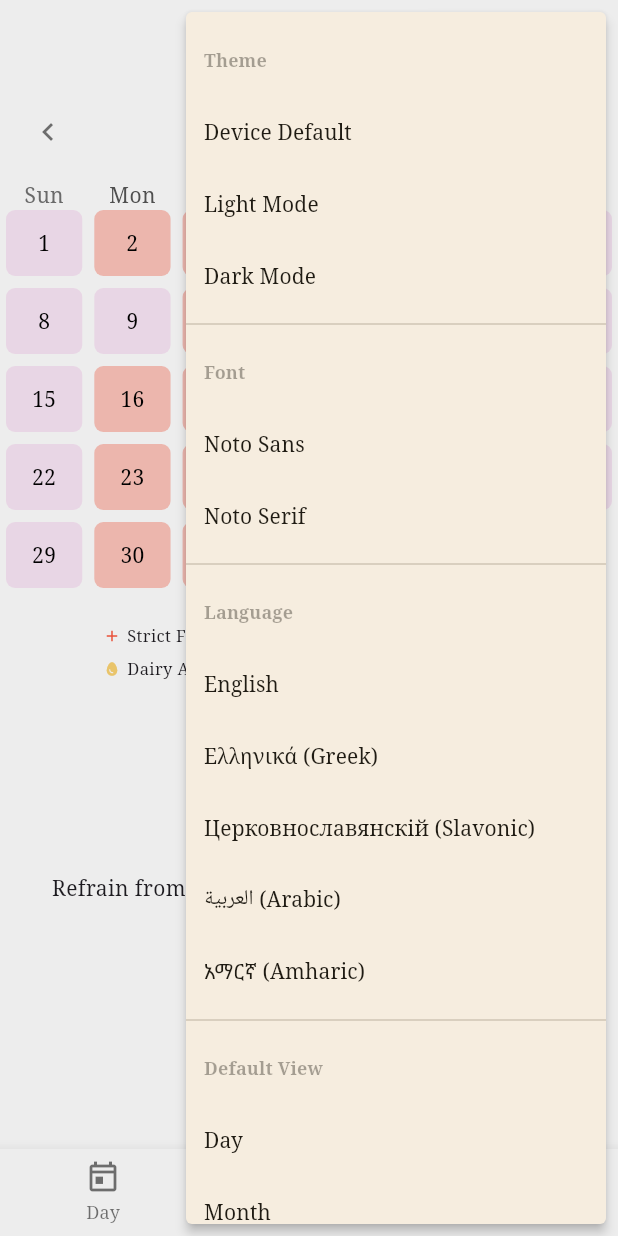
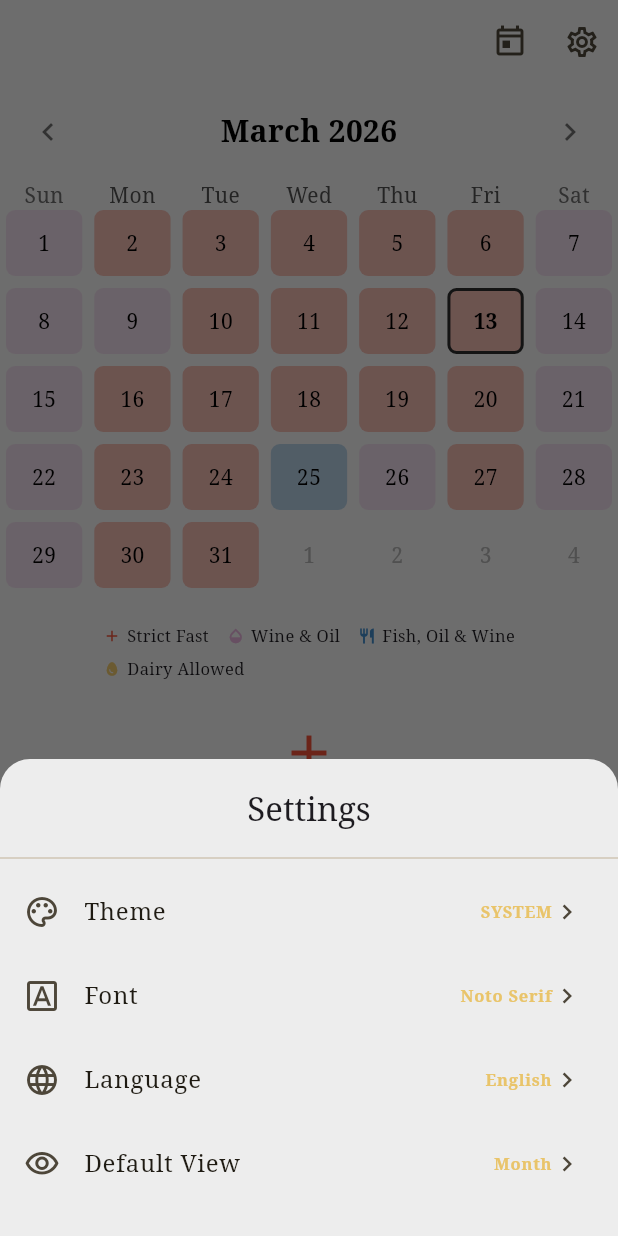
Before and after one commit to d3metrious/OrthodoxFastingCalender, a Flutter app: the screen it shows after launch, item 2 of the bottom bar chosen, after a tap on the "settings" icon, on a phone screen of 412 x 824 dp. Run offline on Flutter 3.47's test engine with Material 3 defaults, Android fonts, the phone set to English and light mode, and no system bars; drawn by our look-alikes of table_calendar; our stand-ins replace google_fonts, shared_preferences.

Commit message:
User settings layout change

```diff
--- a/lib/pages/calendar_page.dart
+++ b/lib/pages/calendar_page.dart
@@ -27,7 +27,6 @@ class _CalendarPageState extends State<CalendarPage> {
   @override
   void initState() {
     super.initState();
-    // Initialize with the saved default tab
     _currentIndex = themeService.defaultTabIndex;
     _pageController = PageController(initialPage: _currentIndex);
     _selectedDay = _focusedDay;
@@ -61,6 +60,139 @@ class _CalendarPageState extends State<CalendarPage> {
     return 'en';
   }
 
+  void _showSettings(BuildContext context, AppStrings s, bool isDarkMode) {
+    showModalBottomSheet(
+      context: context,
+      backgroundColor: isDarkMode ? AppColors.fastingBackgroundDark : AppColors.fastingBackgroundLight,
+      shape: const RoundedRectangleBorder(
+        borderRadius: BorderRadius.vertical(top: Radius.circular(20)),
+      ),
+      builder: (context) {
+        return ListenableBuilder(
+          listenable: Listenable.merge([themeService, languageService]),
+          builder: (context, _) {
+            return SafeArea(
+              child: Padding(
+                padding: const EdgeInsets.symmetric(vertical: 20),
+                child: Column(
+                  mainAxisSize: MainAxisSize.min,
+                  children: [
+                    Text(s.settings, style: Theme.of(context).textTheme.titleLarge),
+                    const SizedBox(height: 10),
+                    const Divider(),
+
+                    // Theme Setting
+                    _buildSettingTile(
+                      icon: Icons.palette_outlined,
+                      title: s.theme,
+                      currentValue: themeService.themeMode.name.toUpperCase(),
+                      onTap: () => _showOptions<ThemeMode>(
+                        context, s.theme, ThemeMode.values, (m) => themeService.setThemeMode(m),
+                        (m) => m.name.toUpperCase()
+                      ),
+                    ),
+
+                    // Font Setting
+                    _buildSettingTile(
+                      icon: Icons.font_download_outlined,
+                      title: s.font,
+                      currentValue: themeService.appFont.displayName,
+                      onTap: () => _showOptions<AppFont>(
+                        context, s.font, AppFont.values, (f) => themeService.setFont(f),
+                        (f) => f.displayName
+                      ),
+                    ),
+
+                    // Language Setting
+                    _buildSettingTile(
+                      icon: Icons.language_outlined,
+                      title: s.language,
+                      currentValue: languageService.language.displayName,
+                      onTap: () => _showOptions<AppLanguage>(
+                        context, s.language, AppLanguage.values, (l) => languageService.setLanguage(l),
+                        (l) => l.displayName
+                      ),
+                    ),
+
+                    // Default View Setting
+                    _buildSettingTile(
+                      icon: Icons.visibility_outlined,
+                      title: s.defaultView,
+                      currentValue: _currentIndexName(s),
+                      onTap: () => _showOptions<int>(
+                        context, s.defaultView, [0, 1, 2], (i) => themeService.setDefaultTab(i),
+                        (i) => i == 0 ? s.day : (i == 1 ? s.month : s.year)
+                      ),
+                    ),
+                  ],
+                ),
+              ),
+            );
+          }
+        );
+      },
+    );
+  }
+
+  String _currentIndexName(AppStrings s) {
+    if (themeService.defaultTabIndex == 0) return s.day;
+    if (themeService.defaultTabIndex == 1) return s.month;
+    return s.year;
+  }
+
+  Widget _buildSettingTile({
+    required IconData icon,
+    required String title,
+    required String currentValue,
+    required VoidCallback onTap,
+  }) {
+    return ListTile(
+      leading: Icon(icon),
+      title: Text(title),
+      trailing: Row(
+        mainAxisSize: MainAxisSize.min,
+        children: [
+          Text(currentValue, style: const TextStyle(color: AppColors.primary, fontWeight: FontWeight.bold)),
+          const Icon(Icons.chevron_right, size: 20),
+        ],
+      ),
+      onTap: onTap,
+    );
+  }
+
+  void _showOptions<T>(
+    BuildContext context,
+    String title,
+    List<T> options,
+    Function(T) onSelect,
+    String Function(T) labelMapper
+  ) {
+    showModalBottomSheet(
+      context: context,
+      builder: (context) {
+        return SafeArea(
+          child: Column(
+            mainAxisSize: MainAxisSize.min,
+            children: [
+              Padding(
+                padding: const EdgeInsets.all(16.0),
+                child: Text(title, style: Theme.of(context).textTheme.titleMedium),
+              ),
+              const Divider(),
+              ...options.map((opt) => ListTile(
+                title: Text(labelMapper(opt)),
+                onTap: () {
+                  onSelect(opt);
+                  Navigator.pop(context); // Close sub-menu
+                },
+              )).toList(),
+            ],
+          ),
+        );
+      },
+    );
+  }
+
   @override
   Widget build(BuildContext context) {
     return ListenableBuilder(
@@ -86,58 +218,9 @@ class _CalendarPageState extends State<CalendarPage> {
                   });
                 },
               ),
-              PopupMenuButton<String>(
+              IconButton(
                 icon: const Icon(Icons.settings_outlined),
-                onSelected: (value) {
-                  if (value.startsWith('theme_')) {
-                    final mode = ThemeMode.values.firstWhere((e) => e.name == value.substring(6));
-                    themeService.setThemeMode(mode);
-                  } else if (value.startsWith('font_')) {
-                    final font = AppFont.values.firstWhere((e) => e.name == value.substring(5));
-                    themeService.setFont(font);
-                  } else if (value.startsWith('lang_')) {
-                    final lang = AppLanguage.values.firstWhere((e) => e.name == value.substring(5));
-                    languageService.setLanguage(lang);
-                  } else if (value.startsWith('tab_')) {
-                    final index = int.parse(value.substring(4));
-                    themeService.setDefaultTab(index);
-                  }
-                },
-                itemBuilder: (context) => [
-                  PopupMenuItem(
-                    enabled: false,
-                    child: Text(s.theme, style: const TextStyle(fontWeight: FontWeight.bold, fontSize: 12)),
-                  ),
-                  PopupMenuItem(value: 'theme_system', child: Text(s.system)),
-                  PopupMenuItem(value: 'theme_light', child: Text(s.light)),
-                  PopupMenuItem(value: 'theme_dark', child: Text(s.dark)),
-                  const PopupMenuDivider(),
-                  PopupMenuItem(
-                    enabled: false,
-                    child: Text(s.font, style: const TextStyle(fontWeight: FontWeight.bold, fontSize: 12)),
-                  ),
-                  ...AppFont.values.map((font) => PopupMenuItem(
-                        value: 'font_${font.name}',
-                        child: Text(font.displayName),
-                      )),
-                  const PopupMenuDivider(),
-                  PopupMenuItem(
-                    enabled: false,
-                    child: Text(s.language, style: const TextStyle(fontWeight: FontWeight.bold, fontSize: 12)),
-                  ),
-                  ...AppLanguage.values.map((lang) => PopupMenuItem(
-                        value: 'lang_${lang.name}',
-                        child: Text(lang.displayName),
-                  )),
-                  const PopupMenuDivider(),
-                  PopupMenuItem(
-                    enabled: false,
-                    child: Text(s.defaultView, style: const TextStyle(fontWeight: FontWeight.bold, fontSize: 12)),
-                  ),
-                  PopupMenuItem(value: 'tab_0', child: Text(s.day)),
-                  PopupMenuItem(value: 'tab_1', child: Text(s.month)),
-                  PopupMenuItem(value: 'tab_2', child: Text(s.year)),
-                ],
+                onPressed: () => _showSettings(context, s, isDarkMode),
               ),
             ],
           ),
```
